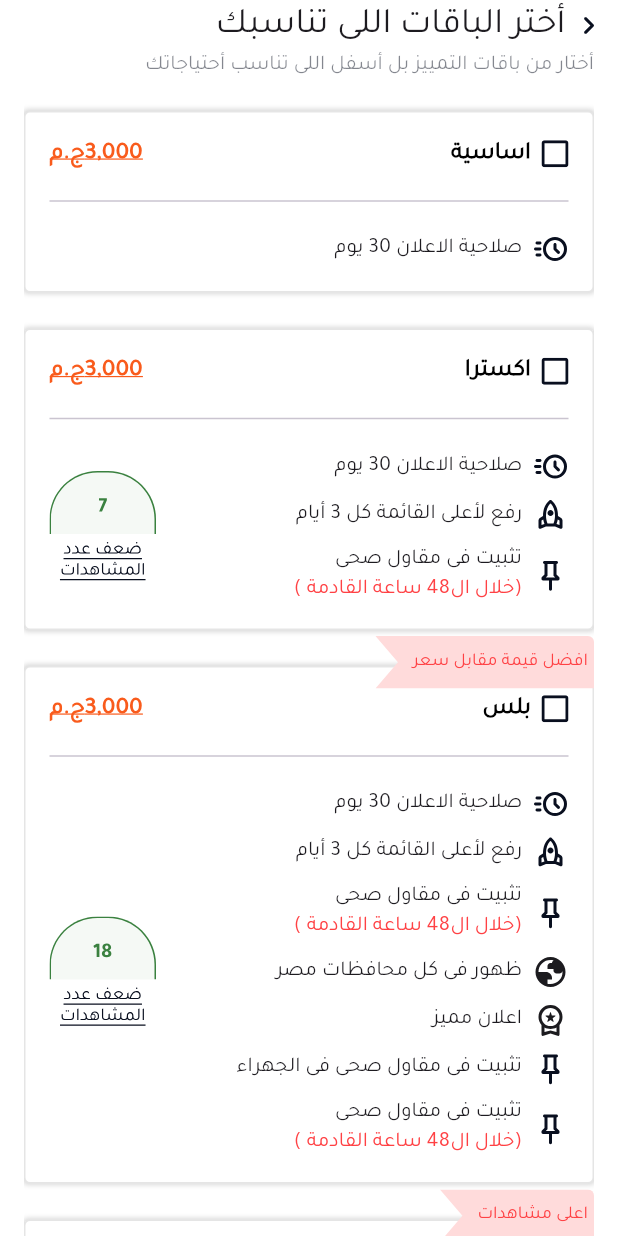
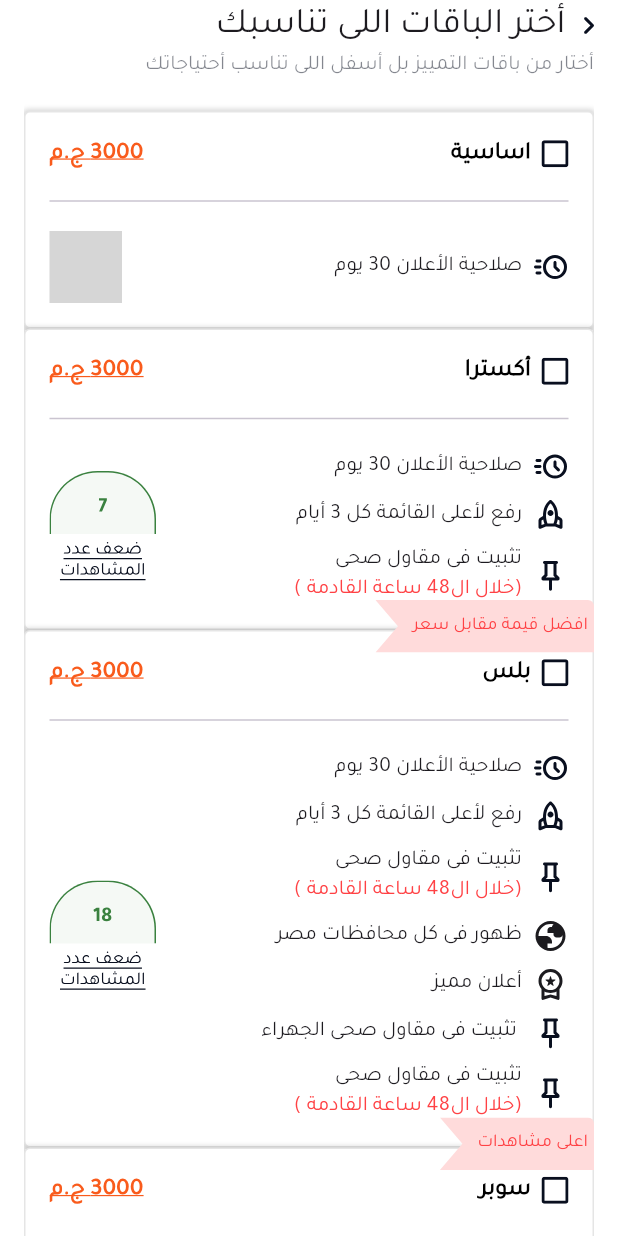
Before and after one commit to ahmed-ehab-m/otexapptest, a Flutter app: the PLansView screen opened directly, on a phone screen of 412 x 824 dp. Run offline on Flutter 3.47's test engine with Material 3 defaults, Android fonts, the phone set to English and light mode, and no system bars; our stand-ins replace bloc, dartz, flutter_bloc, flutter_svg, get_it, go_router and 1 more; accounts and stored records are empty; grey boxes are pictures that could not be loaded.

Commit message:
add custom plan item

```diff
--- a/lib/core/utils/static_data.dart
+++ b/lib/core/utils/static_data.dart
@@ -107,7 +107,7 @@ final List<PlanModel> planStaticData = [
     ],
   ),
   PlanModel(
-    id: 3,
+    id: 4,
     title: 'سوبر',
     price: '3000',
     badge: 'اعلى مشاهدات',
--- a/lib/features/home/presentation/cubits/fetch_products_cubit/fetch_products_cubit.dart
+++ b/lib/features/home/presentation/cubits/fetch_products_cubit/fetch_products_cubit.dart
@@ -11,7 +11,7 @@ class FetchProductsCubit extends Cubit<FetchProductsState> {
     : super(FetchProductsInitialState());
   final FetchProductsUseCase fetchClothesUseCase;
 
-  Future<void> fetchClothes() async {
+  Future<void> fetchProducts() async {
     emit(FetchProductsLoadingState());
     final failureOrClothes = await fetchClothesUseCase();
     failureOrClothes.fold(
--- a/lib/features/plans_selected/domain/entities/plan_option_entity.dart
+++ b/lib/features/plans_selected/domain/entities/plan_option_entity.dart
@@ -4,8 +4,4 @@ class PlanOptionEntity {
   final String? subtitle;
 
   PlanOptionEntity({this.subtitle, required this.title, required this.icon});
-
-  Map<String, dynamic> toJson() {
-    return {'title': title, 'icon': icon, 'subtitle': subtitle};
-  }
 }
--- a/lib/features/plans_selected/domain/use_cases/get_plans_use_case.dart
+++ b/lib/features/plans_selected/domain/use_cases/get_plans_use_case.dart
@@ -8,5 +8,6 @@ class GetPlansUseCase {
 
   GetPlansUseCase({required this.planRepo});
 
-  Future<Either<Failure, List<PlanEntity>>> call() => planRepo.getPlans();
+  Future<Either<Failure, List<PlanEntity>>> call() async =>
+      await planRepo.getPlans();
 }
--- /dev/null
+++ b/lib/features/plans_selected/presentation/cubits/get_plans_cubit/get_plans_cubit.dart
@@ -0,0 +1,20 @@
+import 'package:bloc/bloc.dart';
+import 'package:meta/meta.dart';
+import 'package:otexapptest/features/plans_selected/domain/entities/plan_entity.dart';
+import 'package:otexapptest/features/plans_selected/domain/use_cases/get_plans_use_case.dart';
+
+part 'get_plans_state.dart';
+
+class GetPlansCubit extends Cubit<GetPlansState> {
+  GetPlansCubit(this.getPlansUseCase) : super(GetPlansInitialState());
+  final GetPlansUseCase getPlansUseCase;
+
+  Future<void> getPlans() async {
+    emit(GetPlansLoadingState());
+    final failureOrPlans = await getPlansUseCase.call();
+    failureOrPlans.fold(
+      (failure) => emit(GetPlansErrorState(message: failure.message)),
+      (plans) => emit(GetPlansSuccessState(plansList: plans)),
+    );
+  }
+}
--- /dev/null
+++ b/lib/features/plans_selected/presentation/cubits/get_plans_cubit/get_plans_state.dart
@@ -0,0 +1,18 @@
+part of 'get_plans_cubit.dart';
+
+@immutable
+sealed class GetPlansState {}
+
+final class GetPlansInitialState extends GetPlansState {}
+
+final class GetPlansLoadingState extends GetPlansState {}
+
+final class GetPlansSuccessState extends GetPlansState {
+  final List<PlanEntity> plansList;
+  GetPlansSuccessState({required this.plansList});
+}
+
+final class GetPlansErrorState extends GetPlansState {
+  final String message;
+  GetPlansErrorState({required this.message});
+}
--- a/lib/features/plans_selected/presentation/views/widgets/basic_plan_item.dart
+++ /dev/null
@@ -1,32 +0,0 @@
-import 'package:flutter/cupertino.dart';
-import 'package:flutter/material.dart';
-import 'package:otexapptest/core/utils/assets.dart';
-import 'package:otexapptest/features/plans_selected/presentation/views/widgets/custom_plan_container.dart';
-import 'package:otexapptest/features/plans_selected/presentation/views/widgets/custom_plan_option.dart';
-import 'package:otexapptest/features/plans_selected/presentation/views/widgets/plan_header.dart';
-
-class BasicPlanItem extends StatefulWidget {
-  const BasicPlanItem({super.key});
-
-  @override
-  State<BasicPlanItem> createState() => _BasicPlanItemState();
-}
-
-class _BasicPlanItemState extends State<BasicPlanItem> {
-  bool isSelected = false;
-  @override
-  Widget build(BuildContext context) {
-    return CustomPlanContainer(
-      child: Column(
-        spacing: 12,
-        children: [
-          PlanHeader(title: 'اساسية'),
-          CustomPlanOption(
-            title: 'صلاحية الاعلان 30 يوم',
-            icon: Assets.acuteIcon,
-          ),
-        ],
-      ),
-    );
-  }
-}
--- /dev/null
+++ b/lib/features/plans_selected/presentation/views/widgets/custom_plan_item.dart
@@ -0,0 +1,56 @@
+import 'package:flutter/cupertino.dart';
+import 'package:flutter/material.dart';
+import 'package:flutter_svg/svg.dart';
+import 'package:otexapptest/features/plans_selected/domain/entities/plan_entity.dart';
+import 'package:otexapptest/features/plans_selected/presentation/views/widgets/custom_plan_container.dart';
+import 'package:otexapptest/features/plans_selected/presentation/views/widgets/custom_plan_option.dart';
+import 'package:otexapptest/features/plans_selected/presentation/views/widgets/plan_header.dart';
+import 'package:otexapptest/features/plans_selected/presentation/views/widgets/plan_offer_badge.dart';
+
+class CustomPlanItem extends StatelessWidget {
+  const CustomPlanItem({super.key, required this.plan});
+  final PlanEntity plan;
+
+  @override
+  Widget build(BuildContext context) {
+    return Stack(
+      clipBehavior: Clip.none,
+      children: [
+        CustomPlanContainer(
+          child: Column(
+            spacing: 12,
+            children: [
+              PlanHeader(title: plan.title, price: plan.price),
+              Row(
+                mainAxisAlignment: MainAxisAlignment.end,
+                children: [
+                  if (plan.image != null) SvgPicture.asset(plan.image!),
+                  Spacer(),
+                  Column(
+                    crossAxisAlignment: CrossAxisAlignment.end,
+                    spacing: 8,
+                    children: [
+                      for (int i = 0; i < plan.planOption.length; i++)
+                        CustomPlanOption(
+                          title: plan.planOption[i].title,
+                          icon: plan.planOption[i].icon,
+                          subtitle: plan.planOption[i].subtitle ?? '',
+                        ),
+                    ],
+                  ),
+                ],
+              ),
+            ],
+          ),
+        ),
+        plan.badge != null && plan.badge != ''
+            ? Positioned(
+                top: -20,
+                right: 0,
+                child: PlanOfferBadge(title: plan.badge!),
+              )
+            : const SizedBox.shrink(),
+      ],
+    );
+  }
+}
--- a/lib/features/plans_selected/presentation/views/widgets/extra_plan_item.dart
+++ /dev/null
@@ -1,50 +0,0 @@
-import 'package:flutter/cupertino.dart';
-import 'package:flutter/material.dart';
-import 'package:flutter_svg/svg.dart';
-
-import 'package:otexapptest/core/utils/assets.dart';
-import 'package:otexapptest/features/plans_selected/presentation/views/widgets/custom_plan_container.dart';
-import 'package:otexapptest/features/plans_selected/presentation/views/widgets/custom_plan_option.dart';
-import 'package:otexapptest/features/plans_selected/presentation/views/widgets/plan_header.dart';
-
-class ExtraPlanItem extends StatelessWidget {
-  const ExtraPlanItem({super.key});
-
-  @override
-  Widget build(BuildContext context) {
-    return CustomPlanContainer(
-      child: Column(
-        spacing: 12,
-        children: [
-          PlanHeader(title: 'اكسترا'),
-          Row(
-            mainAxisAlignment: MainAxisAlignment.end,
-            children: [
-              SvgPicture.asset(Assets.numberOfViews7Icon),
-              Spacer(),
-              Column(
-                crossAxisAlignment: CrossAxisAlignment.end,
-                spacing: 8,
-                children: [
-                  CustomPlanOption(
-                    title: 'صلاحية الاعلان 30 يوم',
-                    icon: Assets.acuteIcon,
-                  ),
-                  CustomPlanOption(
-                    title: 'رفع لأعلى القائمة كل 3 أيام',
-                    icon: Assets.rocketIcon,
-                  ),
-                  CustomPlanOption(
-                    title: 'تثبيت فى مقاول صحى',
-                    icon: Assets.keepIcon,
-                    subtitle: 'خلال ال48 ساعة القادمة ',
-                  ),
-                ],
-              ),
-            ],
-          ),
-        ],
-      ),
-    );
-  }
-}
--- a/lib/features/plans_selected/presentation/views/widgets/plan_header.dart
+++ b/lib/features/plans_selected/presentation/views/widgets/plan_header.dart
@@ -6,8 +6,9 @@ import 'package:otexapptest/core/utils/app_text_styles.dart';
 import 'package:otexapptest/core/utils/assets.dart';
 
 class PlanHeader extends StatefulWidget {
-  const PlanHeader({super.key, required this.title});
+  const PlanHeader({super.key, required this.title, required this.price});
   final String title;
+  final String price;
   @override
   State<PlanHeader> createState() => _PlanHeaderState();
 }
@@ -24,7 +25,7 @@ class _PlanHeaderState extends State<PlanHeader> {
           mainAxisAlignment: MainAxisAlignment.spaceBetween,
           children: [
             Text(
-              "3,000ج.م",
+              "${widget.price} ج.م",
               textDirection: TextDirection.rtl,
               style: AppTextStyles.bold16.copyWith(
                 color: AppColors.secondaryLightColor,
--- a/lib/features/plans_selected/presentation/views/widgets/plans_view_body.dart
+++ b/lib/features/plans_selected/presentation/views/widgets/plans_view_body.dart
@@ -1,13 +1,13 @@
 import 'package:flutter/cupertino.dart';
 import 'package:flutter/material.dart';
+import 'package:flutter_bloc/flutter_bloc.dart';
 import 'package:otexapptest/core/utils/constants.dart';
 import 'package:otexapptest/core/widgets/custom_button.dart';
-import 'package:otexapptest/features/plans_selected/presentation/views/widgets/extra_plan_item.dart';
-import 'package:otexapptest/features/plans_selected/presentation/views/widgets/basic_plan_item.dart';
+import 'package:otexapptest/features/plans_selected/domain/entities/plan_entity.dart';
+import 'package:otexapptest/features/plans_selected/presentation/cubits/get_plans_cubit/get_plans_cubit.dart';
 import 'package:otexapptest/features/plans_selected/presentation/views/widgets/plans_view_app_bar.dart';
-import 'package:otexapptest/features/plans_selected/presentation/views/widgets/plus_plan_item.dart';
+import 'package:otexapptest/features/plans_selected/presentation/views/widgets/custom_plan_item.dart';
 import 'package:otexapptest/features/plans_selected/presentation/views/widgets/special_plan_widget.dart';
-import 'package:otexapptest/features/plans_selected/presentation/views/widgets/super_plan_item.dart';
 
 class PlansViewBody extends StatelessWidget {
   const PlansViewBody({super.key});
@@ -16,18 +16,25 @@ class PlansViewBody extends StatelessWidget {
   Widget build(BuildContext context) {
     return Padding(
       padding: const EdgeInsets.symmetric(horizontal: kHorizontalPadding),
-      child: SingleChildScrollView(
+      child: BlocBuilder<GetPlansCubit, GetPlansState>(
+        builder: (context, state) {
+          List<PlanEntity> plans = [];
+          if (state is GetPlansLoadingState) {
+            return const Center(child: CircularProgressIndicator());
+          }
+          if (state is GetPlansErrorState) {
+            return Center(child: Text(state.message));
+          }
+          if (state is GetPlansSuccessState) {
+            plans = state.plansList;
+          }
+          return SingleChildScrollView(
             child: Column(
               children: [
                 PlansViewAppBar(),
                 const SizedBox(height: 20),
-            BasicPlanItem(),
-            const SizedBox(height: 24),
-            ExtraPlanItem(),
-            const SizedBox(height: 24),
-            PlusPlanItem(),
-            const SizedBox(height: 24),
-            SuperPlanItem(),
+                for (var plan in plans) CustomPlanItem(plan: plan),
+
                 const SizedBox(height: 24),
                 SpecialPlanWidget(),
                 const SizedBox(height: 24),
@@ -36,6 +43,8 @@ class PlansViewBody extends StatelessWidget {
                 const SizedBox(height: 12),
               ],
             ),
+          );
+        },
       ),
     );
   }
--- a/lib/features/plans_selected/presentation/views/widgets/plus_plan_item.dart
+++ /dev/null
@@ -1,80 +0,0 @@
-import 'package:flutter/cupertino.dart';
-import 'package:flutter/material.dart';
-import 'package:flutter_svg/svg.dart';
-import 'package:otexapptest/core/utils/app_colors.dart';
-import 'package:otexapptest/core/utils/app_text_styles.dart';
-import 'package:otexapptest/core/utils/assets.dart';
-import 'package:otexapptest/features/plans_selected/presentation/views/widgets/custom_plan_container.dart';
-import 'package:otexapptest/features/plans_selected/presentation/views/widgets/custom_plan_option.dart';
-import 'package:otexapptest/features/plans_selected/presentation/views/widgets/plan_header.dart';
-import 'package:otexapptest/features/plans_selected/presentation/views/widgets/plan_offer_badge.dart';
-
-class PlusPlanItem extends StatelessWidget {
-  const PlusPlanItem({super.key});
-
-  @override
-  Widget build(BuildContext context) {
-    return Stack(
-      clipBehavior: Clip.none,
-      children: [
-        CustomPlanContainer(
-          child: Column(
-            spacing: 12,
-            children: [
-              PlanHeader(title: 'بلس'),
-
-              Row(
-                mainAxisAlignment: MainAxisAlignment.end,
-                children: [
-                  SvgPicture.asset(Assets.numberOfViews18Icon),
-                  Spacer(),
-                  Column(
-                    crossAxisAlignment: CrossAxisAlignment.end,
-                    spacing: 8,
-                    children: [
-                      CustomPlanOption(
-                        title: 'صلاحية الاعلان 30 يوم',
-                        icon: Assets.acuteIcon,
-                      ),
-                      CustomPlanOption(
-                        title: 'رفع لأعلى القائمة كل 3 أيام',
-                        icon: Assets.rocketIcon,
-                      ),
-                      CustomPlanOption(
-                        title: 'تثبيت فى مقاول صحى',
-                        icon: Assets.keepIcon,
-                        subtitle: 'خلال ال48 ساعة القادمة ',
-                      ),
-                      CustomPlanOption(
-                        title: 'ظهور فى كل محافظات مصر',
-                        icon: Assets.globeIcon,
-                      ),
-                      CustomPlanOption(
-                        title: 'اعلان مميز',
-                        icon: Assets.workSpacePremiumIcon,
-                      ),
-                      CustomPlanOption(
-                        title: 'تثبيت فى مقاول صحى فى الجهراء',
-                        icon: Assets.keepIcon,
-                      ),
-                      CustomPlanOption(
-                        title: 'تثبيت فى مقاول صحى',
-                        icon: Assets.keepIcon,
-                        subtitle: 'خلال ال48 ساعة القادمة ',
-                      ),
-                    ],
-                  ),
-                ],
-              ),
-            ],
-          ),
-        ),
-        Positioned(
-          top: -20,
-          right: 0,
-          child: PlanOfferBadge(title: 'افضل قيمة مقابل سعر'),
-        ),
-      ],
-    );
-  }
-}
--- a/lib/features/plans_selected/presentation/views/widgets/super_plan_item.dart
+++ /dev/null
@@ -1,80 +0,0 @@
-import 'package:flutter/cupertino.dart';
-import 'package:flutter/material.dart';
-import 'package:flutter_svg/svg.dart';
-
-import 'package:otexapptest/core/utils/assets.dart';
-import 'package:otexapptest/features/plans_selected/presentation/views/widgets/custom_plan_container.dart';
-import 'package:otexapptest/features/plans_selected/presentation/views/widgets/custom_plan_option.dart';
-import 'package:otexapptest/features/plans_selected/presentation/views/widgets/plan_header.dart';
-import 'package:otexapptest/features/plans_selected/presentation/views/widgets/plan_offer_badge.dart';
-
-class SuperPlanItem extends StatelessWidget {
-  const SuperPlanItem({super.key});
-
-  @override
-  Widget build(BuildContext context) {
-    return Stack(
-      clipBehavior: Clip.none,
-
-      children: [
-        CustomPlanContainer(
-          child: Column(
-            spacing: 12,
-            children: [
-              PlanHeader(title: 'سوبر'),
-
-              Row(
-                mainAxisAlignment: MainAxisAlignment.end,
-                children: [
-                  SvgPicture.asset(Assets.numberOfViews24Icon),
-                  Spacer(),
-                  Column(
-                    crossAxisAlignment: CrossAxisAlignment.end,
-                    spacing: 8,
-                    children: [
-                      CustomPlanOption(
-                        title: 'صلاحية الاعلان 30 يوم',
-                        icon: Assets.acuteIcon,
-                      ),
-                      CustomPlanOption(
-                        title: 'رفع لأعلى القائمة كل 3 أيام',
-                        icon: Assets.rocketIcon,
-                      ),
-                      CustomPlanOption(
-                        title: 'تثبيت فى مقاول صحى',
-                        icon: Assets.keepIcon,
-                        subtitle: 'خلال ال48 ساعة القادمة ',
-                      ),
-                      CustomPlanOption(
-                        title: 'ظهور فى كل محافظات مصر',
-                        icon: Assets.globeIcon,
-                      ),
-                      CustomPlanOption(
-                        title: 'اعلان مميز',
-                        icon: Assets.workSpacePremiumIcon,
-                      ),
-                      CustomPlanOption(
-                        title: 'تثبيت فى مقاول صحى فى الجهراء',
-                        icon: Assets.keepIcon,
-                      ),
-                      CustomPlanOption(
-                        title: 'تثبيت فى مقاول صحى',
-                        icon: Assets.keepIcon,
-                        subtitle: 'خلال ال48 ساعة القادمة ',
-                      ),
-                    ],
-                  ),
-                ],
-              ),
-            ],
-          ),
-        ),
-        Positioned(
-          top: -20,
-          right: 0,
-          child: PlanOfferBadge(title: 'اعلى مشاهدات'),
-        ),
-      ],
-    );
-  }
-}
```
Also changed, not shown: lib/core/helper_functions/setup_service_locator.dart (+17 -0 lines), lib/core/local_data_source/local_data_base.dart (+3 -21 lines), lib/core/utils/app_router.dart (+7 -1 lines), lib/features/plans_selected/data/data_sources/plan_local_data_source.dart (+8 -3 lines), lib/features/plans_selected/data/models/plan_model.dart (+22 -15 lines), lib/features/plans_selected/data/repos/plan_repo_impl.dart (added, +29 -0 lines). Lines whose indentation alone changed are shown as unchanged.
